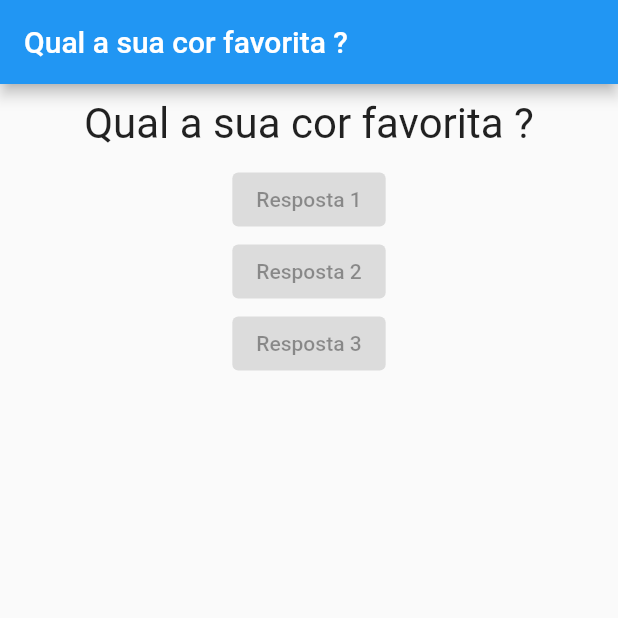
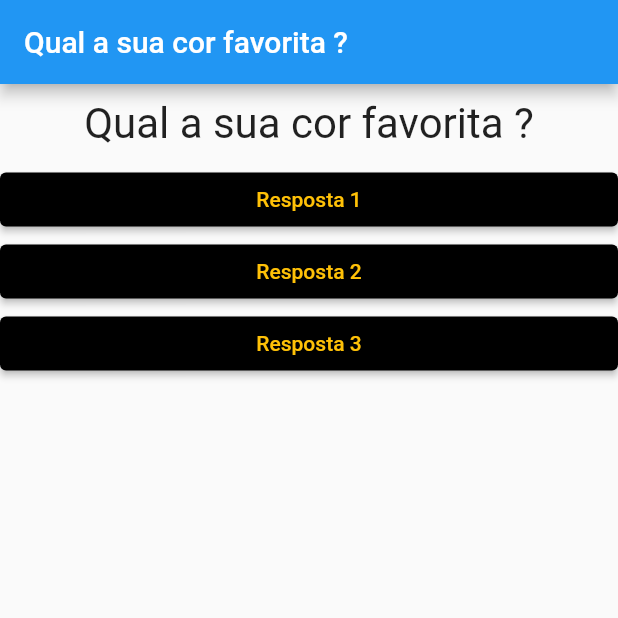
Before and after one commit to souza99/primeiro_projeto, a Flutter app: the screen it shows after launch, on a phone screen of 412 x 824 dp, the top half of it. Run offline on Flutter 3.47's test engine with Material 2 defaults, Android fonts, the phone set to English and light mode, and no system bars.

Commit message:
Intruduzindo Map

```diff
--- a/lib/main.dart
+++ b/lib/main.dart
@@ -11,27 +11,42 @@ class _PerguntaAppState extends State<PerguntaApp> {
     setState(() {
       _perguntaSelecionada++;
     });
-    print(_perguntaSelecionada);
   }
 
   @override
   Widget build(BuildContext context) {
-    final List<String> perguntas = [
-      'Qual a sua cor favorita ?',
-      'Qual é o seu animal favorito ?',
+    final List<Map<String, Object>> perguntas = [
+      {
+        'texto': "Qual a sua cor favorita ?",
+        'respostas': ["Preto", "Azul", "Amarelo", "Verde"],
+      },
+      {
+        'texto': "Qual é o seu animal favorito ?",
+        'respostas': ['Jirafa', 'Leão', 'Ipopotamo', 'Pinguim'],
+      },
+      {
+        'texto': "Qual sua seleção favorita ?",
+        'respostas': ['Italia', 'Japão', 'Brasil', 'E.U.A'],
+      }
     ];
+
+    for (var textoResp in perguntas[_perguntaSelecionada].cast()['respostas']) {
+      print(textoResp);
+    }
 
     return MaterialApp(
       home: Scaffold(
           appBar: AppBar(
-            title: Text(perguntas[_perguntaSelecionada]),
+            //Passar o index do ITEM na lista,
+            //e passar a chave para pegar o valor que ela contem
+            title: Text(perguntas[_perguntaSelecionada]['texto'].toString()),
           ),
           body: Column(
             children: <Widget>[
-              Questao(perguntas[_perguntaSelecionada]),
-              Resposta('Resposta 1'),
-              Resposta('Resposta 2'),
-              Resposta('Resposta 3'),
+              Questao(perguntas[_perguntaSelecionada]['texto'].toString()),
+              Resposta('Resposta 1', _responder),
+              Resposta('Resposta 2', _responder),
+              Resposta('Resposta 3', _responder),
             ],
           )),
     );
--- a/lib/resposta.dart
+++ b/lib/resposta.dart
@@ -3,12 +3,22 @@ import 'package:flutter/material.dart';
 class Resposta extends StatelessWidget {
   final String texto;
 
-  Resposta(this.texto);
+  final void Function() quandoSelecionada;
+
+  Resposta(this.texto, this.quandoSelecionada);
 
   @override
   Widget build(BuildContext context) {
     return Container(
-      child: ElevatedButton(onPressed: null, child: Text(texto)),
+      width: double.infinity,
+      child: ElevatedButton(
+        onPressed: quandoSelecionada,
+        child: Text(texto),
+        style: ElevatedButton.styleFrom(
+          backgroundColor: Colors.black,
+          onPrimary: Colors.amber,
+        ),
+      ),
     );
   }
 }
```
